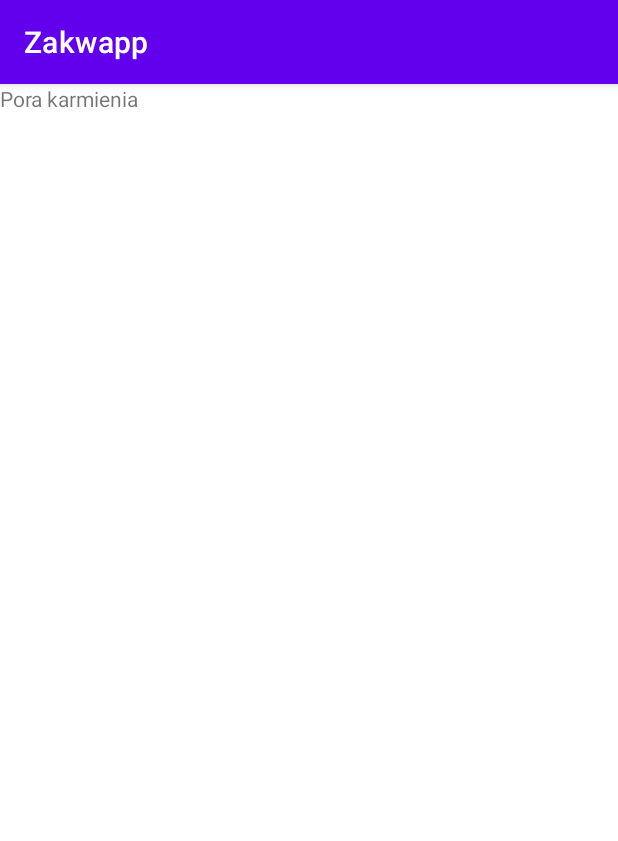
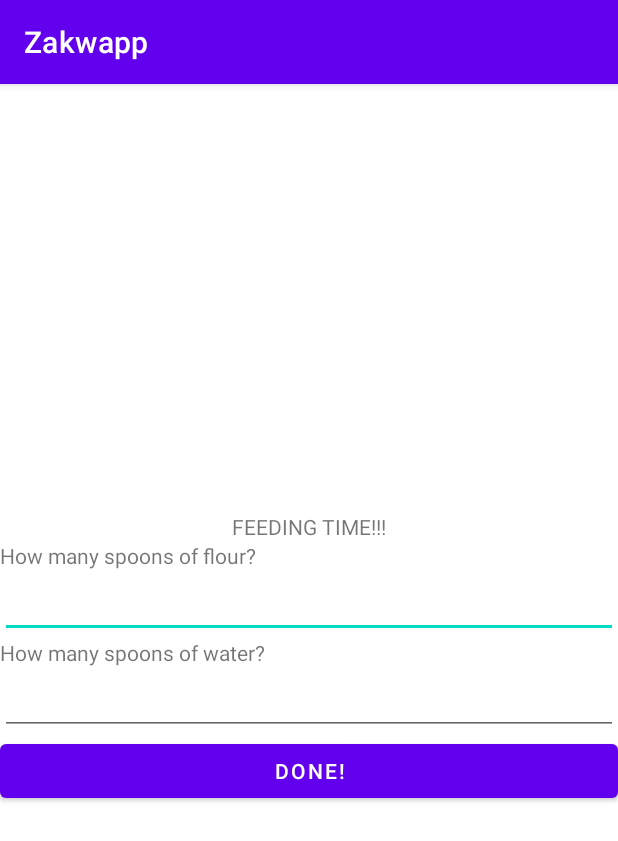
Before and after one commit to zchochul/Zakwapp, an Android app: the screen it shows after launch (Feeding), after a tap on "EAT!", on a phone screen of 412 x 824 dp. Shown: the top 841 px of the screen. Run offline under Robolectric (Android 15) with nearby library versions, the phone set to English and light mode, and no system bars.

Commit message:
chyba działająca aktywność karmienia

```diff
--- a/app/src/main/java/com/example/zakwapp/Feeding.java
+++ b/app/src/main/java/com/example/zakwapp/Feeding.java
@@ -2,13 +2,34 @@ package com.example.zakwapp;
 
 import androidx.appcompat.app.AppCompatActivity;
 
+import android.content.Intent;
 import android.os.Bundle;
+import android.view.View;
+import android.widget.Button;
+import android.widget.EditText;
 
 public class Feeding extends AppCompatActivity {
+
+    EditText flourEdit;
+    EditText waterEdit;
+    Button doneButton;
 
     @Override
     protected void onCreate(Bundle savedInstanceState) {
         super.onCreate(savedInstanceState);
         setContentView(R.layout.activity_feeding);
+
+        flourEdit = findViewById(R.id.flourEdit);
+        waterEdit = findViewById(R.id.waterEdit);
+        doneButton = findViewById(R.id.doneFeedingButton);
+
+        doneButton.setOnClickListener(new View.OnClickListener() {
+            @Override
+            public void onClick(View view) {
+
+                Intent intentMain = new Intent(getBaseContext(),MainActivity.class);
+                startActivity(intentMain);
+            }
+        });
     }
 }
--- a/app/src/main/java/com/example/zakwapp/MainActivity.java
+++ b/app/src/main/java/com/example/zakwapp/MainActivity.java
@@ -16,7 +16,6 @@ public class MainActivity extends AppCompatActivity {
     protected void onCreate(Bundle savedInstanceState) {
         super.onCreate(savedInstanceState);
         setContentView(R.layout.activity_main);
-        System.out.println("d");
         button_feeding = findViewById(R.id.Feed_button);
         button_is_dead = findViewById(R.id.Is_Dead_Button);
         button_movies = findViewById(R.id.Movies_Button);
@@ -29,5 +28,6 @@ public class MainActivity extends AppCompatActivity {
                 startActivity(intentFeed);
             }
         });
+
     }
 }
--- a/app/src/main/res/layout/activity_feeding.xml
+++ b/app/src/main/res/layout/activity_feeding.xml
@@ -1,14 +1,49 @@
 <?xml version="1.0" encoding="utf-8"?>
-<androidx.constraintlayout.widget.ConstraintLayout xmlns:android="http://schemas.android.com/apk/res/android"
+<LinearLayout xmlns:android="http://schemas.android.com/apk/res/android"
     xmlns:app="http://schemas.android.com/apk/res-auto"
     xmlns:tools="http://schemas.android.com/tools"
     android:layout_width="match_parent"
     android:layout_height="match_parent"
+    android:gravity="center"
+    android:orientation="vertical"
     tools:context=".Feeding">
 
     <TextView
-        android:id="@+id/textView"
+        android:id="@+id/feedingText"
         android:layout_width="wrap_content"
         android:layout_height="wrap_content"
-        android:text="Pora karmienia" />
-</androidx.constraintlayout.widget.ConstraintLayout>
+        android:text="FEEDING TIME!!!" />
+
+    <TextView
+        android:id="@+id/flourText"
+        android:layout_width="match_parent"
+        android:layout_height="wrap_content"
+        android:text="How many spoons of flour?" />
+
+    <EditText
+        android:id="@+id/flourEdit"
+        android:layout_width="match_parent"
+        android:layout_height="wrap_content"
+        android:ems="10"
+        android:inputType="none" />
+
+    <TextView
+        android:id="@+id/waterText"
+        android:layout_width="match_parent"
+        android:layout_height="wrap_content"
+        android:text="How many spoons of water?" />
+
+    <EditText
+        android:id="@+id/waterEdit"
+        android:layout_width="match_parent"
+        android:layout_height="wrap_content"
+        android:ems="10"
+        android:inputType="none" />
+
+    <Button
+        android:id="@+id/doneFeedingButton"
+        android:layout_width="match_parent"
+        android:layout_height="wrap_content"
+        android:text="DONE!" />
+
+</LinearLayout>
```
